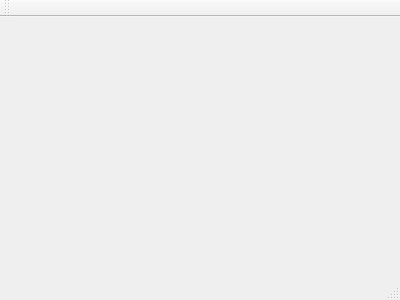
This is Notepad/notepad.ui in mak100186/qt-experiments as Qt 5 draws it before an edit. The edited form follows.
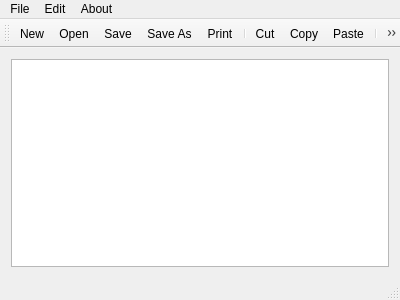
This is the edited form. Icons and pictures are not drawn.

The edit to the form file:
```diff
--- a/Notepad/notepad.ui
+++ b/Notepad/notepad.ui
@@ -12,13 +12,205 @@
   <property name="windowTitle" >
    <string>Notepad</string>
   </property>
-  <widget class="QMenuBar" name="menuBar" />
-  <widget class="QToolBar" name="mainToolBar" />
-  <widget class="QWidget" name="centralWidget" />
-  <widget class="QStatusBar" name="statusBar" />
+  <property name="windowIcon">
+   <iconset resource="notepad.qrc">
+    <normaloff>:/images/pencil.png</normaloff>:/images/pencil.png</iconset>
+  </property>
+  <widget class="QWidget" name="centralWidget">
+   <layout class="QVBoxLayout" name="verticalLayout">
+    <item>
+     <widget class="QTextEdit" name="textEdit"/>
+    </item>
+   </layout>
+  </widget>
+  <widget class="QMenuBar" name="menuBar">
+   <property name="geometry">
+    <rect>
+     <x>0</x>
+     <y>0</y>
+     <width>400</width>
+     <height>21</height>
+    </rect>
+   </property>
+   <widget class="QMenu" name="menuFile">
+    <property name="title">
+     <string>File</string>
+    </property>
+    <addaction name="actionNew"/>
+    <addaction name="actionOpen"/>
+    <addaction name="actionSave"/>
+    <addaction name="actionSave_As"/>
+    <addaction name="actionPrint"/>
+    <addaction name="separator"/>
+    <addaction name="actionExit"/>
+   </widget>
+   <widget class="QMenu" name="menuEdit">
+    <property name="title">
+     <string>Edit</string>
+    </property>
+    <addaction name="actionCopy"/>
+    <addaction name="actionCut"/>
+    <addaction name="actionPaste"/>
+    <addaction name="separator"/>
+    <addaction name="actionUndo"/>
+    <addaction name="actionRedo"/>
+    <addaction name="separator"/>
+    <addaction name="actionFont"/>
+   </widget>
+   <widget class="QMenu" name="menuAbout">
+    <property name="title">
+     <string>About</string>
+    </property>
+    <addaction name="actionAbout_Us"/>
+   </widget>
+   <addaction name="menuFile"/>
+   <addaction name="menuEdit"/>
+   <addaction name="menuAbout"/>
+  </widget>
+  <widget class="QToolBar" name="mainToolBar">
+   <attribute name="toolBarArea">
+    <enum>TopToolBarArea</enum>
+   </attribute>
+   <attribute name="toolBarBreak">
+    <bool>false</bool>
+   </attribute>
+   <addaction name="actionNew"/>
+   <addaction name="actionOpen"/>
+   <addaction name="actionSave"/>
+   <addaction name="actionSave_As"/>
+   <addaction name="actionPrint"/>
+   <addaction name="separator"/>
+   <addaction name="actionCut"/>
+   <addaction name="actionCopy"/>
+   <addaction name="actionPaste"/>
+   <addaction name="separator"/>
+   <addaction name="actionUndo"/>
+   <addaction name="actionRedo"/>
+   <addaction name="separator"/>
+   <addaction name="actionFont"/>
+  </widget>
+  <widget class="QStatusBar" name="statusBar"/>
+  <action name="actionNew">
+   <property name="icon">
+    <iconset resource="notepad.qrc">
+     <normaloff>:/images/new.png</normaloff>:/images/new.png</iconset>
+   </property>
+   <property name="text">
+    <string>New</string>
+   </property>
+  </action>
+  <action name="actionOpen">
+   <property name="icon">
+    <iconset resource="notepad.qrc">
+     <normaloff>:/images/open.png</normaloff>:/images/open.png</iconset>
+   </property>
+   <property name="text">
+    <string>Open</string>
+   </property>
+  </action>
+  <action name="actionSave">
+   <property name="icon">
+    <iconset resource="notepad.qrc">
+     <normaloff>:/images/save.png</normaloff>:/images/save.png</iconset>
+   </property>
+   <property name="text">
+    <string>Save</string>
+   </property>
+  </action>
+  <action name="actionSave_As">
+   <property name="icon">
+    <iconset resource="notepad.qrc">
+     <normaloff>:/images/save.png</normaloff>:/images/save.png</iconset>
+   </property>
+   <property name="text">
+    <string>Save As</string>
+   </property>
+  </action>
+  <action name="actionPrint">
+   <property name="icon">
+    <iconset resource="notepad.qrc">
+     <normaloff>:/images/print.png</normaloff>:/images/print.png</iconset>
+   </property>
+   <property name="text">
+    <string>Print</string>
+   </property>
+  </action>
+  <action name="actionExit">
+   <property name="icon">
+    <iconset resource="notepad.qrc">
+     <normaloff>:/images/exit.png</normaloff>:/images/exit.png</iconset>
+   </property>
+   <property name="text">
+    <string>Exit</string>
+   </property>
+  </action>
+  <action name="actionCopy">
+   <property name="icon">
+    <iconset resource="notepad.qrc">
+     <normaloff>:/images/copy.png</normaloff>:/images/copy.png</iconset>
+   </property>
+   <property name="text">
+    <string>Copy</string>
+   </property>
+  </action>
+  <action name="actionCut">
+   <property name="icon">
+    <iconset resource="notepad.qrc">
+     <normaloff>:/images/cut.png</normaloff>:/images/cut.png</iconset>
+   </property>
+   <property name="text">
+    <string>Cut</string>
+   </property>
+  </action>
+  <action name="actionPaste">
+   <property name="icon">
+    <iconset resource="notepad.qrc">
+     <normaloff>:/images/paste.png</normaloff>:/images/paste.png</iconset>
+   </property>
+   <property name="text">
+    <string>Paste</string>
+   </property>
+  </action>
+  <action name="actionUndo">
+   <property name="icon">
+    <iconset resource="notepad.qrc">
+     <normaloff>:/images/edit_undo.png</normaloff>:/images/edit_undo.png</iconset>
+   </property>
+   <property name="text">
+    <string>Undo</string>
+   </property>
+  </action>
+  <action name="actionRedo">
+   <property name="icon">
+    <iconset resource="notepad.qrc">
+     <normaloff>:/images/edit_redo.png</normaloff>:/images/edit_redo.png</iconset>
+   </property>
+   <property name="text">
+    <string>Redo</string>
+   </property>
+  </action>
+  <action name="actionFont">
+   <property name="icon">
+    <iconset resource="notepad.qrc">
+     <normaloff>:/images/font.png</normaloff>:/images/font.png</iconset>
+   </property>
+   <property name="text">
+    <string>Font</string>
+   </property>
+  </action>
+  <action name="actionAbout_Us">
+   <property name="icon">
+    <iconset resource="notepad.qrc">
+     <normaloff>:/images/info.png</normaloff>:/images/info.png</iconset>
+   </property>
+   <property name="text">
+    <string>About Us</string>
+   </property>
+  </action>
  </widget>
- <layoutDefault spacing="6" margin="11" />
- <pixmapfunction></pixmapfunction>
- <resources/>
+ <layoutdefault spacing="6" margin="11"/>
+ <resources>
+  <include location="notepad.qrc"/>
+ </resources>
  <connections/>
 </ui>
```
Left out of the diff: 7 changed lines with no effect on the pictures.
